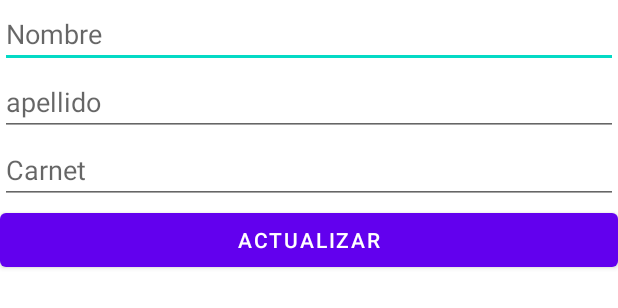
After one commit to REW1420/android-rest, an Android app: the layout activity_actualizar_profesor.xml on its own in the app's theme, with its tools: preview values and no code run, on a phone screen of 412 x 824 dp. The commit adds this screen. Shown: the top 308 px of the screen. Run offline under Robolectric (Android 15) with nearby library versions, the phone set to English and light mode, and no system bars.

Commit message:
new features

```diff
--- a/app/src/main/AndroidManifest.xml
+++ b/app/src/main/AndroidManifest.xml
@@ -14,6 +14,9 @@
         android:theme="@style/Theme.RetrofitAppCrud"
         android:usesCleartextTraffic="true"
         tools:targetApi="31">
+        <activity
+            android:name=".vistas.ActualizarProfesorActivity"
+            android:exported="false" />
         <activity
             android:name=".vistas.CrearProfesor"
             android:exported="false" />
--- a/app/src/main/java/edu/udb/retrofitappcrud/interaces/ProfesorAPI.kt
+++ b/app/src/main/java/edu/udb/retrofitappcrud/interaces/ProfesorAPI.kt
@@ -15,4 +15,8 @@ interface ProfesorAPI {
 
     @DELETE("profesor.php/{id}")
     fun eliminarProfesor(@Path("id") id: Int): Call<Void>
+
+    @PUT("profesor.php/{id}")
+    fun actualizarProfesor(@Path("id") id: Int, @Body profesor: Profesor): Call<Profesor>
+
 }
--- /dev/null
+++ b/app/src/main/res/layout/activity_actualizar_profesor.xml
@@ -0,0 +1,33 @@
+<?xml version="1.0" encoding="utf-8"?>
+<LinearLayout xmlns:android="http://schemas.android.com/apk/res/android"
+    android:orientation="vertical"
+    android:layout_width="match_parent"
+    android:layout_height="match_parent">
+
+    <EditText
+        android:id="@+id/nombreEditTextP"
+        android:layout_width="match_parent"
+        android:layout_height="wrap_content"
+        android:hint="Nombre" />
+
+    <EditText
+        android:id="@+id/apellidoEditTextP"
+        android:layout_width="match_parent"
+        android:layout_height="wrap_content"
+        android:hint="apellido" />
+
+    <EditText
+        android:id="@+id/editTextCarnetP"
+        android:layout_width="match_parent"
+        android:layout_height="wrap_content"
+        android:hint="Carnet" />
+
+
+
+    <Button
+        android:id="@+id/actualizarButtonP"
+        android:layout_width="match_parent"
+        android:layout_height="wrap_content"
+        android:text="Actualizar" />
+
+</LinearLayout>
```
Also changed, not shown: app/src/main/java/edu/udb/retrofitappcrud/vistas/ActualizarProfesorActivity.kt (added, +155 -0 lines), app/src/main/java/edu/udb/retrofitappcrud/vistas/ProfesorActivity.kt (+46 -14 lines).
